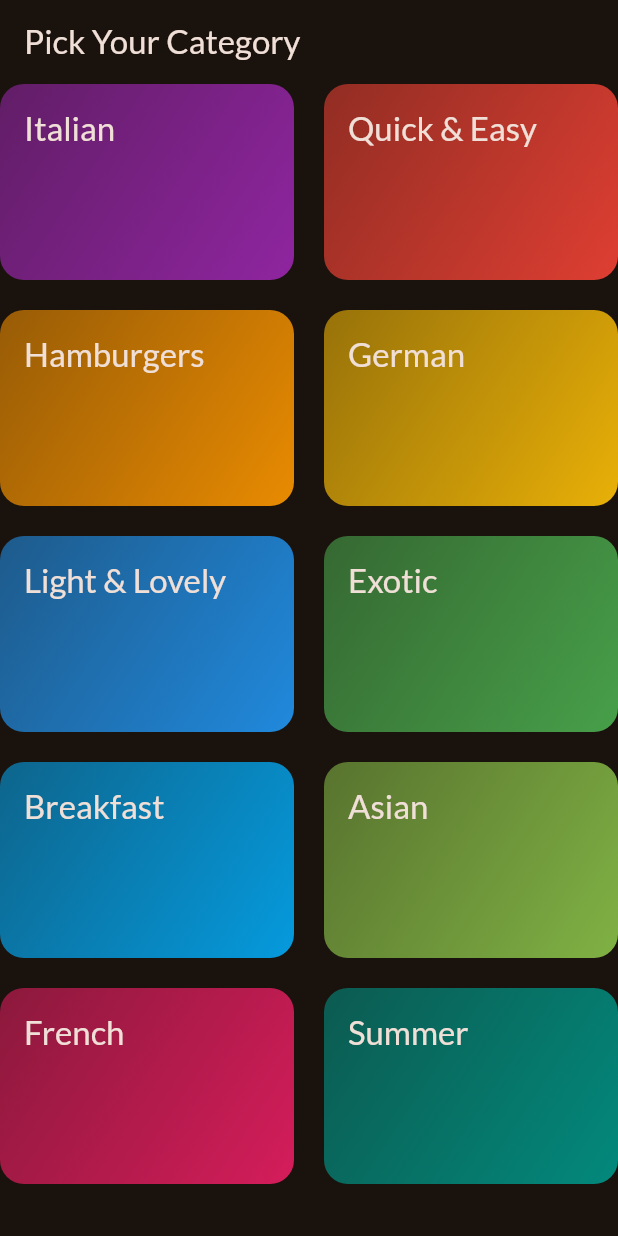
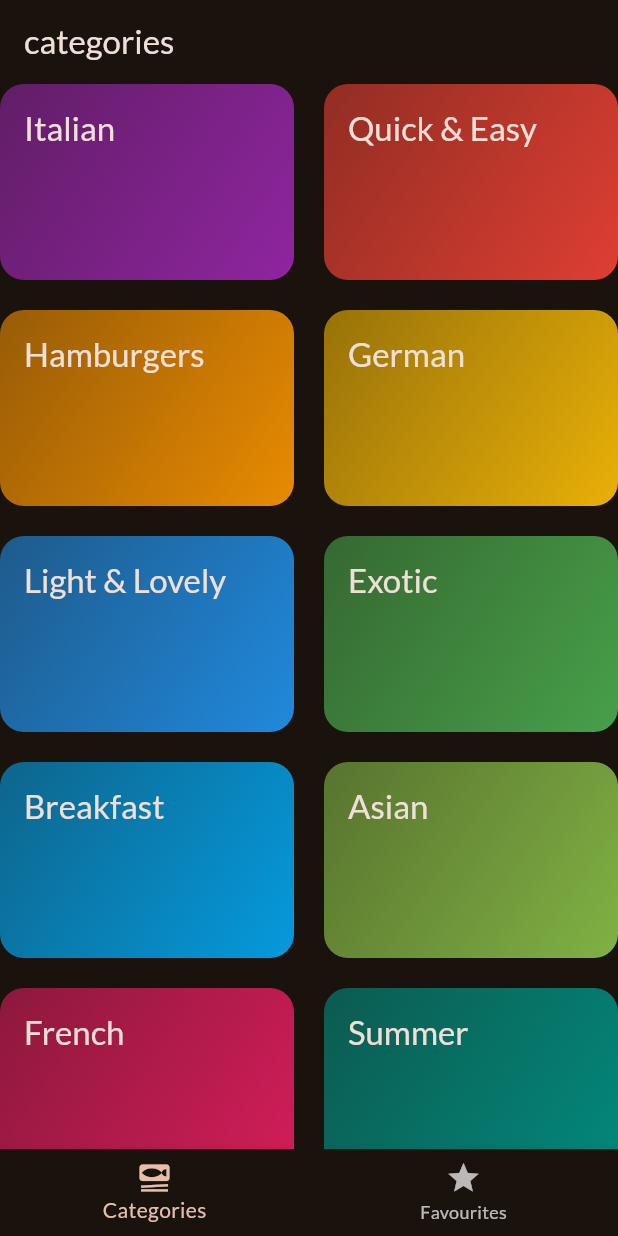
Before and after one commit to surazz999/meals_app_teaching, a Flutter app: the screen it shows after launch, on a phone screen of 412 x 824 dp. Run offline on Flutter 3.47's test engine with Material 3 defaults, Android fonts, the phone set to English and light mode, and no system bars; our stand-ins replace google_fonts, transparent_image.

```diff
--- a/lib/main.dart
+++ b/lib/main.dart
@@ -1,8 +1,7 @@
 import 'package:flutter/material.dart';
 import 'package:google_fonts/google_fonts.dart';
-import 'package:meals_app/data/dummy_data.dart';
 import 'package:meals_app/screens/categories.dart';
-import 'package:meals_app/screens/meals.dart';
+import 'package:meals_app/screens/tabs.dart';
 
 final theme = ThemeData(
   useMaterial3: true,
@@ -23,7 +22,7 @@ class App extends StatelessWidget {
   Widget build(BuildContext context) {
     return MaterialApp(
       theme: theme,
-      home: const CategoriesScreen(),
+      home: const TabsScreen(),
     );
   }
 }
--- a/lib/screens/categories.dart
+++ b/lib/screens/categories.dart
@@ -21,11 +21,7 @@ class CategoriesScreen extends StatelessWidget {
 
   @override
   Widget build(BuildContext context) {
-    return Scaffold(
-      appBar: AppBar(
-        title: const Text('Pick Your Category'),
-      ),
-      body: GridView(
+    return GridView(
       gridDelegate: const SliverGridDelegateWithFixedCrossAxisCount(
           crossAxisCount: 2,
           childAspectRatio: 3 / 2,
@@ -40,7 +36,6 @@ class CategoriesScreen extends StatelessWidget {
             },
           )
       ],
-      ),
     );
   }
 }
--- /dev/null
+++ b/lib/screens/tabs.dart
@@ -0,0 +1,44 @@
+import 'package:flutter/material.dart';
+import 'package:meals_app/screens/categories.dart';
+import 'package:meals_app/screens/meals.dart';
+
+class TabsScreen extends StatefulWidget {
+  const TabsScreen({super.key});
+
+  @override
+  State<TabsScreen> createState() => _TabsScreenState();
+}
+
+class _TabsScreenState extends State<TabsScreen> {
+  int _selectedPageIndex = 0;
+  void _selectPage(int index) {
+    setState(() {
+      _selectedPageIndex = index;
+    });
+  }
+
+  @override
+  Widget build(BuildContext context) {
+    Widget activePage = const CategoriesScreen();
+    var activePageTitle = 'categories';
+    if (_selectedPageIndex == 1) {
+      activePage = const MealsScreen(meals: []);
+      activePageTitle = 'Your Favourites';
+    }
+    return Scaffold(
+      appBar: AppBar(
+        title: Text(activePageTitle),
+      ),
+      body: activePage,
+      bottomNavigationBar: BottomNavigationBar(
+        onTap: _selectPage,
+        currentIndex: _selectedPageIndex,
+        items: const [
+          BottomNavigationBarItem(
+              icon: Icon(Icons.set_meal), label: 'Categories'),
+          BottomNavigationBarItem(icon: Icon(Icons.star), label: 'Favourites'),
+        ],
+      ),
+    );
+  }
+}
--- a/lib/widgets/category_grid_item.dart
+++ b/lib/widgets/category_grid_item.dart
@@ -2,8 +2,11 @@ import 'package:flutter/material.dart';
 import 'package:meals_app/models/category.dart';
 
 class CategoryGridItem extends StatelessWidget {
-  const CategoryGridItem(
-      {super.key, required this.category, required this.onSelectCategory});
+  const CategoryGridItem({
+    super.key,
+    required this.category,
+    required this.onSelectCategory,
+  });
 
   final Category category;
   final void Function() onSelectCategory;
```
Also changed, not shown: lib/screens/meal_details.dart (+36 -3 lines), lib/screens/meals.dart (+9 -5 lines). Lines whose indentation alone changed are shown as unchanged.
